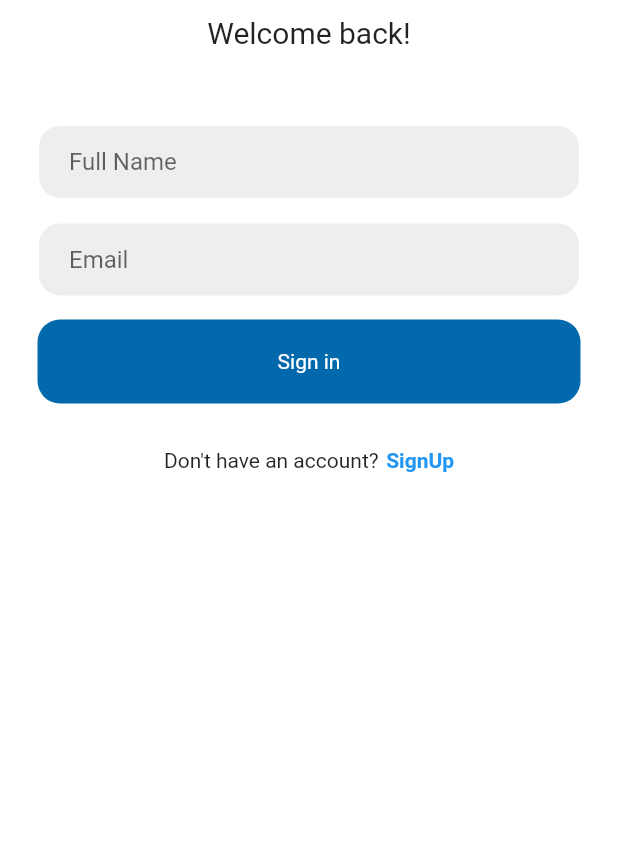
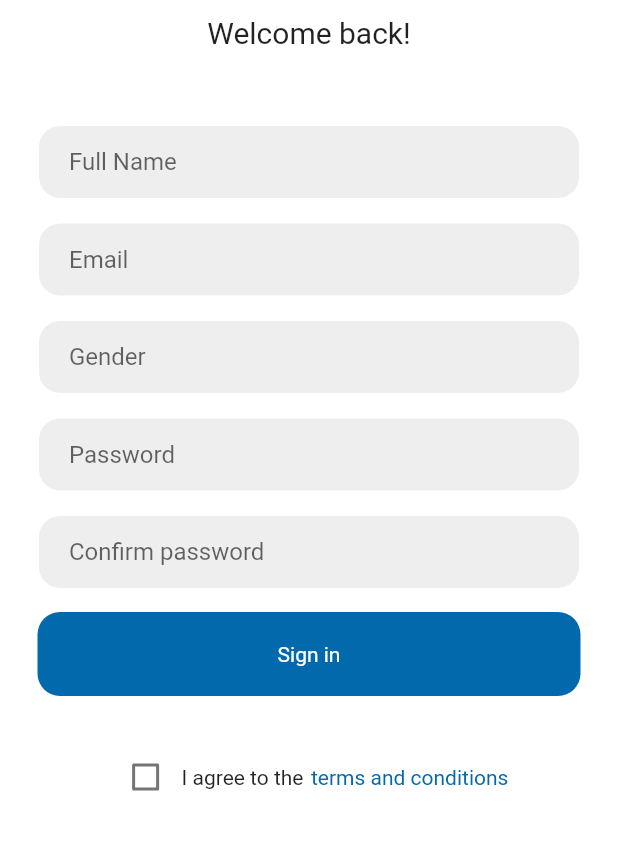
Before and after one commit to eyos-ias/gym_shift, a Flutter app: the screen it shows after launch, on a phone screen of 412 x 824 dp, the part 378-1228 px from its top. Run offline on Flutter 3.47's test engine with Material 2 defaults, Android fonts, the phone set to English and light mode, and no system bars; our stand-ins replace easy_splash_screen, flutter_otp_text_field, smooth_page_indicator.

Commit message:
finish the sign up screen

```diff
--- a/lib/Screens/RegistrationPage/signup_page.dart
+++ b/lib/Screens/RegistrationPage/signup_page.dart
@@ -10,6 +10,7 @@ class SignUpPage extends StatefulWidget {
 }
 
 class _SignUpPageState extends State<SignUpPage> {
+  bool agreeToTerms = false;
   @override
   Widget build(BuildContext context) {
     return Scaffold(
@@ -50,7 +51,18 @@ class _SignUpPageState extends State<SignUpPage> {
                 hintText: "Email",
               ),
               const SizedBox(height: 15.0),
-
+              const MyTextField(
+                hintText: "Gender",
+              ),
+              const SizedBox(height: 15.0),
+              const MyTextField(
+                hintText: "Password",
+              ),
+              const SizedBox(height: 15.0),
+              const MyTextField(
+                hintText: "Confirm password",
+              ),
+              const SizedBox(height: 15.0),
               //sign in button
               Padding(
                 padding: const EdgeInsets.symmetric(horizontal: 25.0),
@@ -72,22 +84,20 @@ class _SignUpPageState extends State<SignUpPage> {
               Row(
                 mainAxisAlignment: MainAxisAlignment.center,
                 children: [
-                  const Text('''Don't have an account?'''),
+                  Checkbox(
+                      value: agreeToTerms,
+                      onChanged: (_) {
+                        setState(() {
+                          agreeToTerms = !agreeToTerms;
+                        });
+                      }),
+                  const Text('''I agree to the'''),
                   const SizedBox(
                     width: 5.0,
                   ),
-                  GestureDetector(
-                    onTap: () {
-                      Navigator.push(
-                          context,
-                          MaterialPageRoute(
-                              builder: (context) => SignUpPage()));
-                    },
-                    child: const Text(
-                      'SignUp',
-                      style: TextStyle(
-                          color: Colors.blue, fontWeight: FontWeight.bold),
-                    ),
+                  const Text(
+                    '''terms and conditions''',
+                    style: TextStyle(color: kPrimaryColor),
                   ),
                 ],
               )
```
